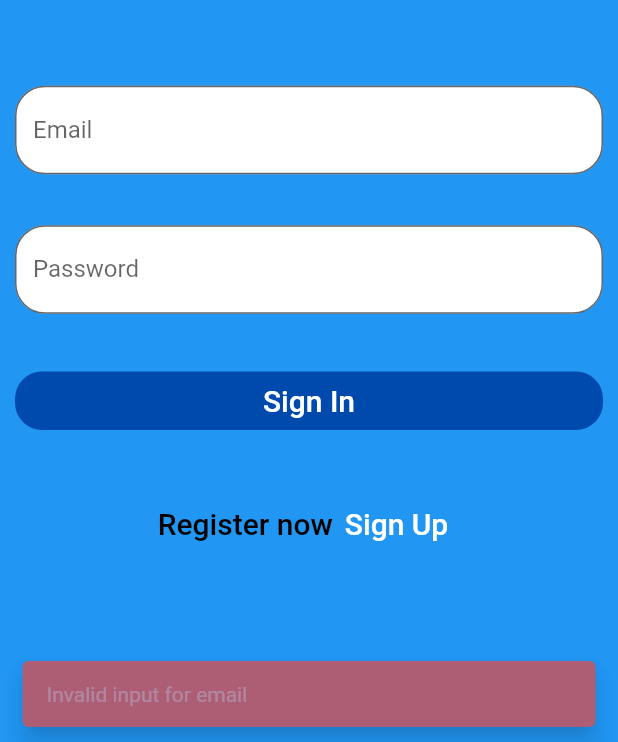
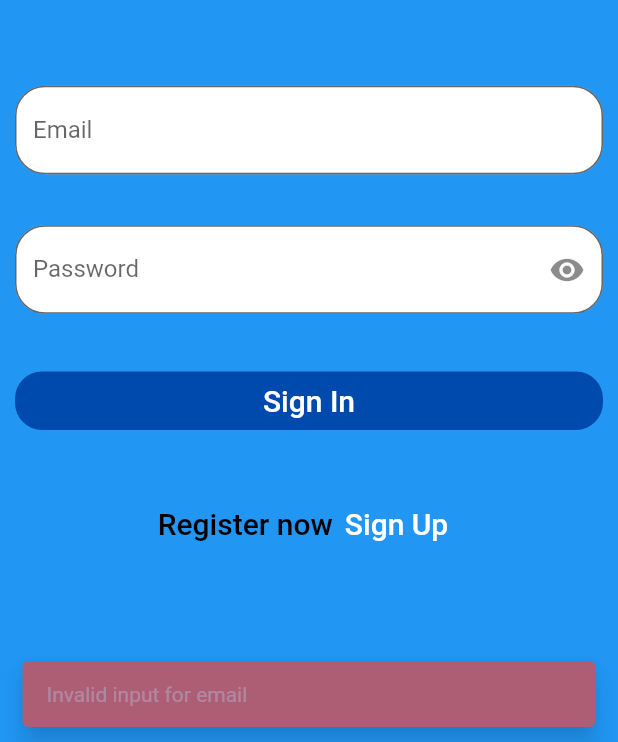
Before and after one commit to gustavosantaella/mobile-finance, a Flutter app: the screen it shows after launch, after a tap on "Sign In", on a phone screen of 412 x 824 dp, the part 494-1236 px from its top. Run offline on Flutter 3.47's test engine with Material 2 defaults, Android fonts, the phone set to English and light mode, and no system bars; our stand-ins replace carousel_slider, fl_chart, flutter_local_notifications, hive, logger, syncfusion_flutter_charts and 1 more; missing offline and left inert: cron, flutter_circle_color_picker; accounts and stored records are empty.

Commit message:
feat: add button to show password in login page

```diff
--- a/lib/config/constanst.dart
+++ b/lib/config/constanst.dart
@@ -36,7 +36,7 @@ Map<String, dynamic> definitions = {
 };
 
 const String url = !kReleaseMode
-    ? 'http://54.221.67.193:9000/api'
+    ? 'http://10.0.2.2:9000/api'
     : 'http://54.221.67.193:9000/api';
 
 
--- a/lib/pages/login/main.dart
+++ b/lib/pages/login/main.dart
@@ -16,6 +16,8 @@ class LoginWidget extends StatefulWidget {
 class LoginWidgetState extends State<LoginWidget> {
   final _formKey = GlobalKey<FormState>();
   dynamic error;
+
+  bool obscureTextPassword = true;
   bool loading = false;
 
   final _emailController = TextEditingController();
@@ -78,7 +80,7 @@ class LoginWidgetState extends State<LoginWidget> {
                                         }),
                                         keyboardType:
                                             TextInputType.emailAddress,
-                                        decoration:  InputDecoration(
+                                        decoration: InputDecoration(
                                           fillColor: Colors.white,
                                           filled: true,
                                           border: const OutlineInputBorder(
@@ -94,8 +96,19 @@ class LoginWidgetState extends State<LoginWidget> {
                                           _formData['password'] = value;
                                         }),
                                         keyboardType: TextInputType.text,
-                                        obscureText: true,
-                                        decoration:  InputDecoration(
+                                        obscureText: obscureTextPassword,
+                                        decoration: InputDecoration(
+                                          suffixIcon: SizedBox(
+                                              child: IconButton(
+                                            icon: const Icon(
+                                                Icons.remove_red_eye_rounded),
+                                            onPressed: () => {
+                                              setState(() {
+                                                obscureTextPassword =
+                                                    !obscureTextPassword;
+                                              })
+                                            },
+                                          )),
                                           fillColor: Colors.white,
                                           filled: true,
                                           border: const OutlineInputBorder(
@@ -139,15 +152,13 @@ class LoginWidgetState extends State<LoginWidget> {
                                                     return;
                                                   }
                                                   try {
-                                                    print('loading');
                                                     dynamic error = await login(
                                                         _emailController.text,
                                                         _passwordController
                                                             .text,
                                                         userProvider:
                                                             userProvider);
-                                                    print(error);
-                                                    print('yes');
+
                                                     if (error != null) {
                                                       if (context.mounted) {
                                                         setState(() {
@@ -198,9 +209,9 @@ class LoginWidgetState extends State<LoginWidget> {
                                                                   [
                                                                   'hexadecimal']
                                                               ['cobalto']))),
-                                          child:  Text(
+                                          child: Text(
                                             lang('Sign In'),
-                                            style:const TextStyle(
+                                            style: const TextStyle(
                                                 fontSize: 20,
                                                 color: Colors.white),
                                           ),
@@ -223,7 +234,7 @@ class LoginWidgetState extends State<LoginWidget> {
                                                 Navigator.popAndPushNamed(
                                                     context, '/register');
                                               },
-                                              child:  Text(
+                                              child: Text(
                                                 lang("Sign Up"),
                                                 style: const TextStyle(
                                                   color: Colors.white,
```
